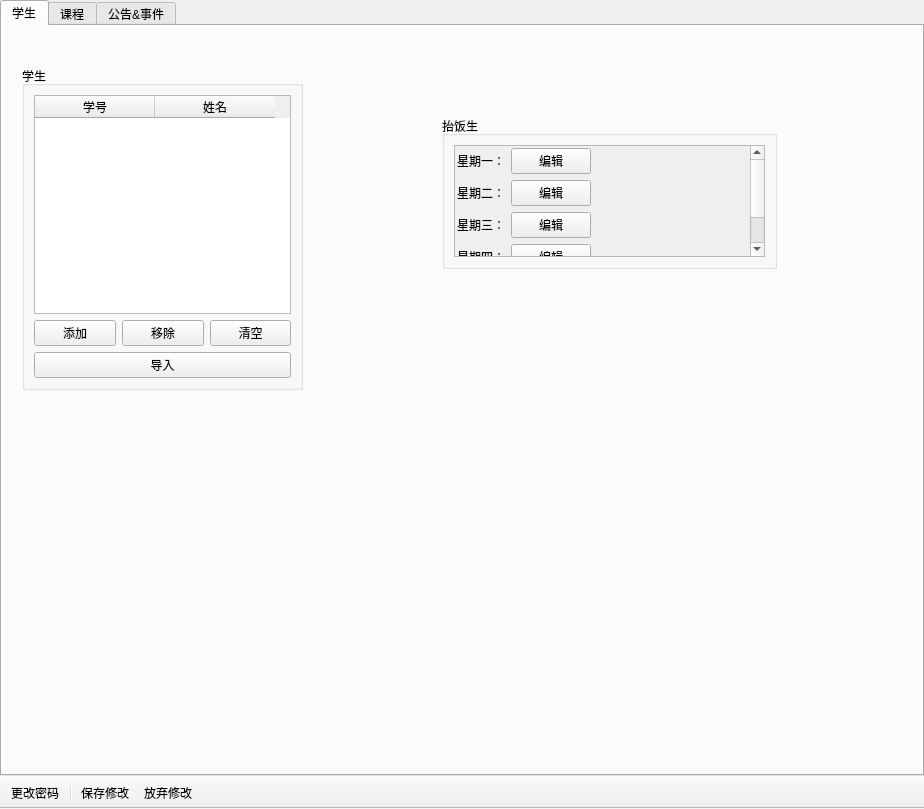
bili9blood/ClassSystem, file src/ClassAdmin/MainWindow.ui: the form before one commit.
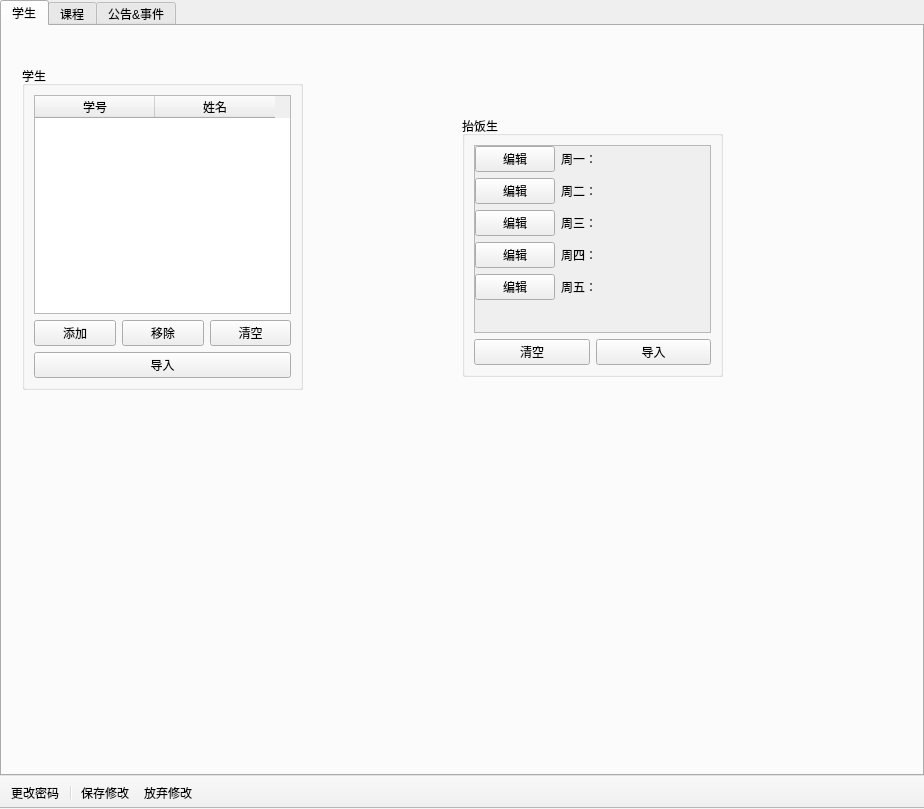
The form after the commit. Icons and pictures are not drawn.

```diff
--- a/src/ClassAdmin/MainWindow.ui
+++ b/src/ClassAdmin/MainWindow.ui
@@ -147,33 +147,18 @@
        <widget class="QGroupBox" name="groupBoxMealStu">
         <property name="geometry">
          <rect>
-          <x>440</x>
+          <x>460</x>
           <y>90</y>
-          <width>335</width>
-          <height>153</height>
+          <width>261</width>
+          <height>261</height>
          </rect>
         </property>
         <property name="title">
          <string>抬饭生</string>
         </property>
-        <layout class="QVBoxLayout" name="verticalLayout_3">
-         <item>
+        <layout class="QGridLayout" name="gridLayout_2">
+         <item row="0" column="0" colspan="2">
           <widget class="QScrollArea" name="scrollAreaMealStu">
-           <property name="styleSheet">
-            <string notr="true"/>
-           </property>
-           <property name="frameShape">
-            <enum>QFrame::StyledPanel</enum>
-           </property>
-           <property name="frameShadow">
-            <enum>QFrame::Sunken</enum>
-           </property>
-           <property name="lineWidth">
-            <number>1</number>
-           </property>
-           <property name="midLineWidth">
-            <number>0</number>
-           </property>
            <property name="verticalScrollBarPolicy">
             <enum>Qt::ScrollBarAsNeeded</enum>
            </property>
@@ -184,38 +169,31 @@
             <property name="geometry">
              <rect>
               <x>0</x>
-              <y>-105</y>
-              <width>279</width>
-              <height>210</height>
+              <y>0</y>
+              <width>205</width>
+              <height>206</height>
              </rect>
             </property>
-            <layout class="QFormLayout" name="formLayout">
+            <layout class="QFormLayout" name="editMealStuLayout">
+             <property name="fieldGrowthPolicy">
+              <enum>QFormLayout::AllNonFixedFieldsGrow</enum>
+             </property>
+             <property name="rowWrapPolicy">
+              <enum>QFormLayout::DontWrapRows</enum>
+             </property>
              <property name="leftMargin">
-              <number>2</number>
+              <number>0</number>
              </property>
              <property name="topMargin">
-              <number>2</number>
+              <number>0</number>
              </property>
              <property name="rightMargin">
-              <number>2</number>
+              <number>0</number>
              </property>
              <property name="bottomMargin">
-              <number>2</number>
+              <number>0</number>
              </property>
              <item row="0" column="0">
-              <widget class="QLabel" name="labelMealStuMon">
-               <property name="sizePolicy">
-                <sizepolicy hsizetype="Minimum" vsizetype="Preferred">
-                 <horstretch>0</horstretch>
-                 <verstretch>0</verstretch>
-                </sizepolicy>
-               </property>
-               <property name="text">
-                <string>星期一：</string>
-               </property>
-              </widget>
-             </item>
-             <item row="0" column="1">
               <widget class="QPushButton" name="btnMealStuMon">
                <property name="sizePolicy">
                 <sizepolicy hsizetype="Fixed" vsizetype="Fixed">
@@ -228,20 +206,20 @@
                </property>
               </widget>
              </item>
+             <item row="0" column="1">
+              <widget class="QLabel" name="labelMealStuMon">
+               <property name="sizePolicy">
+                <sizepolicy hsizetype="Minimum" vsizetype="Preferred">
+                 <horstretch>0</horstretch>
+                 <verstretch>0</verstretch>
+                </sizepolicy>
+               </property>
+               <property name="text">
+                <string>周一：</string>
+               </property>
+              </widget>
+             </item>
              <item row="1" column="0">
-              <widget class="QLabel" name="labelMealStuTue">
-               <property name="sizePolicy">
-                <sizepolicy hsizetype="Minimum" vsizetype="Preferred">
-                 <horstretch>0</horstretch>
-                 <verstretch>0</verstretch>
-                </sizepolicy>
-               </property>
-               <property name="text">
-                <string>星期二：</string>
-               </property>
-              </widget>
-             </item>
-             <item row="1" column="1">
               <widget class="QPushButton" name="btnMealStuTue">
                <property name="sizePolicy">
                 <sizepolicy hsizetype="Fixed" vsizetype="Fixed">
@@ -254,20 +232,20 @@
                </property>
               </widget>
              </item>
+             <item row="1" column="1">
+              <widget class="QLabel" name="labelMealStuTue">
+               <property name="sizePolicy">
+                <sizepolicy hsizetype="Minimum" vsizetype="Preferred">
+                 <horstretch>0</horstretch>
+                 <verstretch>0</verstretch>
+                </sizepolicy>
+               </property>
+               <property name="text">
+                <string>周二：</string>
+               </property>
+              </widget>
+             </item>
              <item row="2" column="0">
-              <widget class="QLabel" name="labelMealStuWed">
-               <property name="sizePolicy">
-                <sizepolicy hsizetype="Minimum" vsizetype="Preferred">
-                 <horstretch>0</horstretch>
-                 <verstretch>0</verstretch>
-                </sizepolicy>
-               </property>
-               <property name="text">
-                <string>星期三：</string>
-               </property>
-              </widget>
-             </item>
-             <item row="2" column="1">
               <widget class="QPushButton" name="btnMealStuWed">
                <property name="sizePolicy">
                 <sizepolicy hsizetype="Fixed" vsizetype="Fixed">
@@ -280,20 +258,20 @@
                </property>
               </widget>
              </item>
+             <item row="2" column="1">
+              <widget class="QLabel" name="labelMealStuWed">
+               <property name="sizePolicy">
+                <sizepolicy hsizetype="Minimum" vsizetype="Preferred">
+                 <horstretch>0</horstretch>
+                 <verstretch>0</verstretch>
+                </sizepolicy>
+               </property>
+               <property name="text">
+                <string>周三：</string>
+               </property>
+              </widget>
+             </item>
              <item row="3" column="0">
-              <widget class="QLabel" name="labelMealStuThur">
-               <property name="sizePolicy">
-                <sizepolicy hsizetype="Minimum" vsizetype="Preferred">
-                 <horstretch>0</horstretch>
-                 <verstretch>0</verstretch>
-                </sizepolicy>
-               </property>
-               <property name="text">
-                <string>星期四：</string>
-               </property>
-              </widget>
-             </item>
-             <item row="3" column="1">
               <widget class="QPushButton" name="btnMealStuThur">
                <property name="sizePolicy">
                 <sizepolicy hsizetype="Fixed" vsizetype="Fixed">
@@ -306,20 +284,20 @@
                </property>
               </widget>
              </item>
+             <item row="3" column="1">
+              <widget class="QLabel" name="labelMealStuThur">
+               <property name="sizePolicy">
+                <sizepolicy hsizetype="Minimum" vsizetype="Preferred">
+                 <horstretch>0</horstretch>
+                 <verstretch>0</verstretch>
+                </sizepolicy>
+               </property>
+               <property name="text">
+                <string>周四：</string>
+               </property>
+              </widget>
+             </item>
              <item row="4" column="0">
-              <widget class="QLabel" name="labelMealStuFri">
-               <property name="sizePolicy">
-                <sizepolicy hsizetype="Minimum" vsizetype="Preferred">
-                 <horstretch>0</horstretch>
-                 <verstretch>0</verstretch>
-                </sizepolicy>
-               </property>
-               <property name="text">
-                <string>星期五：</string>
-               </property>
-              </widget>
-             </item>
-             <item row="4" column="1">
               <widget class="QPushButton" name="btnMealStuFri">
                <property name="sizePolicy">
                 <sizepolicy hsizetype="Fixed" vsizetype="Fixed">
@@ -332,10 +310,37 @@
                </property>
               </widget>
              </item>
+             <item row="4" column="1">
+              <widget class="QLabel" name="labelMealStuFri">
+               <property name="sizePolicy">
+                <sizepolicy hsizetype="Minimum" vsizetype="Preferred">
+                 <horstretch>0</horstretch>
+                 <verstretch>0</verstretch>
+                </sizepolicy>
+               </property>
+               <property name="text">
+                <string>周五：</string>
+               </property>
+              </widget>
+             </item>
             </layout>
            </widget>
           </widget>
          </item>
+         <item row="1" column="0">
+          <widget class="QPushButton" name="btnClearMealStu">
+           <property name="text">
+            <string>清空</string>
+           </property>
+          </widget>
+         </item>
+         <item row="1" column="1">
+          <widget class="QPushButton" name="btnImportMealStu">
+           <property name="text">
+            <string>导入</string>
+           </property>
+          </widget>
+         </item>
         </layout>
        </widget>
       </widget>
```
Left out of the diff: 167 changed lines with no effect on the pictures.
